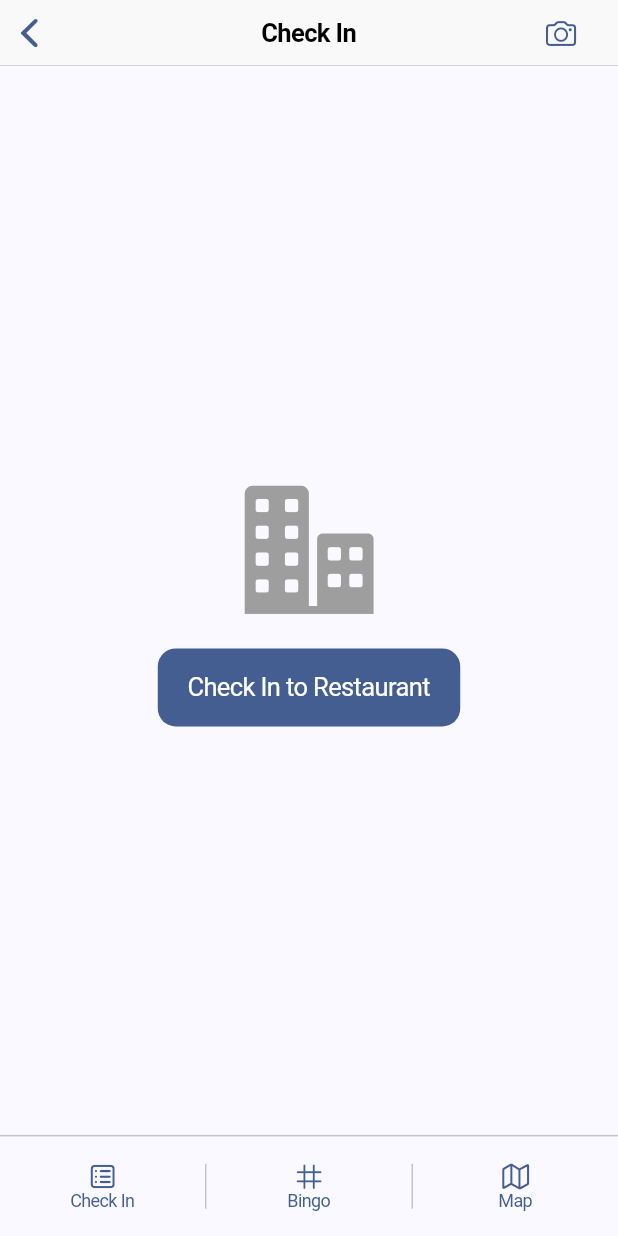
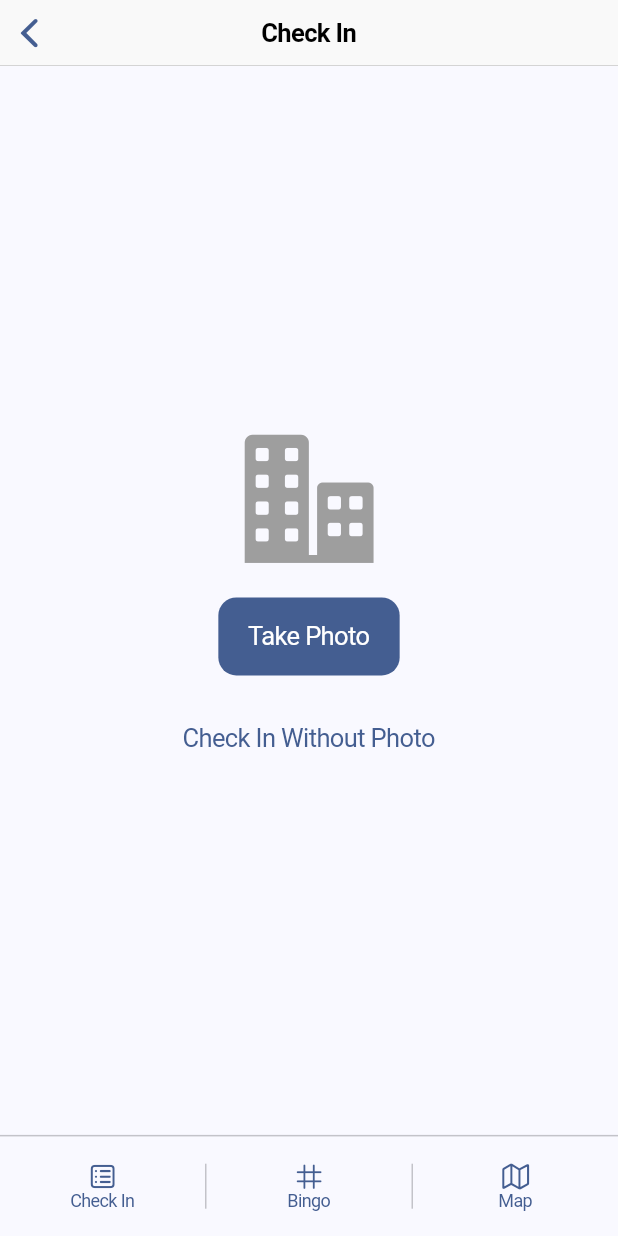
Before and after one commit to biggerthanfood/bingo, a Flutter app: the CheckInScreen screen opened directly, on a phone screen of 412 x 824 dp. Run offline on Flutter 3.47's test engine with Material 3 defaults, Android fonts, the phone set to English and light mode, and no system bars; our stand-ins replace camera, firebase_auth, firebase_core; missing offline and left inert: gal; accounts and stored records are empty; generated files the repository leaves out were written again.

Commit message:
test photo functionality

```diff
--- a/lib/screens/checkin_screen.dart
+++ b/lib/screens/checkin_screen.dart
@@ -3,6 +3,7 @@ import 'package:flutter/cupertino.dart';
 import '../services/maps_service.dart';
 import '../services/restaurant_state.dart';
 import 'bingo_card_screen.dart';
+import 'camera_screen.dart';
 
 class CheckInScreen extends StatefulWidget {
   const CheckInScreen({super.key});
@@ -13,6 +14,7 @@ class CheckInScreen extends StatefulWidget {
 
 class _CheckInScreenState extends State<CheckInScreen> {
   final RestaurantState _state = RestaurantState();
+  String? _lastPhotoPath;
 
   final List<String> restaurants = [
     "JOLA'S NIGERIAN KITCHEN (EDMOND)",
@@ -42,6 +44,13 @@ class _CheckInScreenState extends State<CheckInScreen> {
         _state.setBingoShown();
       }
     });
+
+    // Handle photo if one was taken
+    if (_lastPhotoPath != null) {
+      // TODO: Handle the photo (e.g., upload to Firebase Storage)
+      print('Check-in photo path: $_lastPhotoPath');
+      _lastPhotoPath = null; // Reset after handling
+    }
 
     _showSuccessMessage(context);
   }
@@ -131,9 +140,16 @@ class _CheckInScreenState extends State<CheckInScreen> {
       builder: (BuildContext context) {
         return CupertinoAlertDialog(
           title: const Text('Success'),
-          content: const Padding(
-            padding: EdgeInsets.symmetric(vertical: 16.0),
-            child: Text('Check-in recorded successfully!'),
+          content: Column(
+            mainAxisSize: MainAxisSize.min,
+            children: [
+              const Padding(
+                padding: EdgeInsets.symmetric(vertical: 16.0),
+                child: Text('Check-in recorded successfully!'),
+              ),
+              if (_lastPhotoPath != null)
+                const Text('Photo saved with check-in'),
+            ],
           ),
           actions: [
             CupertinoDialogAction(
@@ -150,15 +166,8 @@ class _CheckInScreenState extends State<CheckInScreen> {
   @override
   Widget build(BuildContext context) {
     return Scaffold(
-      appBar: CupertinoNavigationBar(
-        middle: const Text('Check In'),
-        trailing: CupertinoButton(
-          padding: EdgeInsets.zero,
-          child: const Icon(CupertinoIcons.camera),
-          onPressed: () {
-            // TODO: Implement photo upload
-          },
-        ),
+      appBar: const CupertinoNavigationBar(
+        middle: Text('Check In'),
       ),
       body: Column(
         children: [
@@ -167,16 +176,49 @@ class _CheckInScreenState extends State<CheckInScreen> {
               child: Column(
                 mainAxisAlignment: MainAxisAlignment.center,
                 children: [
-                  const Icon(
-                    CupertinoIcons.building_2_fill,
+                  Icon(
+                    _lastPhotoPath != null
+                      ? CupertinoIcons.camera_fill
+                      : CupertinoIcons.building_2_fill,
                     size: 100,
-                    color: Colors.grey,
+                    color: _lastPhotoPath != null ? Colors.green : Colors.grey,
                   ),
                   const SizedBox(height: 16),
                   CupertinoButton.filled(
+                    onPressed: () {
+                      Navigator.push(
+                        context,
+                        CupertinoPageRoute(
+                          fullscreenDialog: true,
+                          builder: (context) => CameraScreen(
+                            onPhotoTaken: (String photoPath) {
+                              setState(() {
+                                _lastPhotoPath = photoPath;
+                              });
+                              _showRestaurantSelectionDialog(context);
+                            },
+                          ),
+                        ),
+                      );
+                    },
+                    child: const Text('Take Photo'),
+                  ),
+                  const SizedBox(height: 16),
+                  CupertinoButton(
                     onPressed: () => _showRestaurantSelectionDialog(context),
-                    child: const Text('Check In to Restaurant'),
+                    child: const Text('Check In Without Photo'),
                   ),
+                  if (_lastPhotoPath != null)
+                    Padding(
+                      padding: const EdgeInsets.only(top: 8.0),
+                      child: Text(
+                        'Photo ready for check-in',
+                        style: TextStyle(
+                          color: Colors.green[700],
+                          fontStyle: FontStyle.italic,
+                        ),
+                      ),
+                    ),
                 ],
               ),
             ),
--- a/pubspec.yaml
+++ b/pubspec.yaml
@@ -38,6 +38,10 @@ dependencies:
   firebase_auth: ^5.3.3  # Updated to the latest stable version
   url_launcher: ^6.3.1
   map_launcher: ^3.5.0
+  camera: ^0.11.0+1
+  gal: ^2.3.0
+  path_provider: ^2.1.5
+  path: ^1.9.0
 
 dev_dependencies:
   flutter_test:
```
Also changed, not shown: lib/screens/camera_screen.dart (added, +193 -0 lines), 7 other files.
